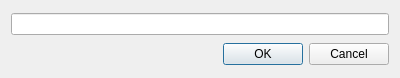
This is dialog.ui in dimitris47/chores as Qt 5 draws it before an edit. The edited form follows.
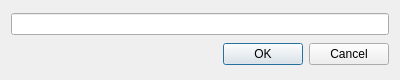
This is the edited form.

What changed in the file:
```diff
--- a/dialog.ui
+++ b/dialog.ui
@@ -7,7 +7,7 @@
     <x>0</x>
     <y>0</y>
     <width>400</width>
-    <height>78</height>
+    <height>80</height>
    </rect>
   </property>
   <property name="windowTitle">
```
Left out of the diff: 6 changed lines with no effect on the pictures.
